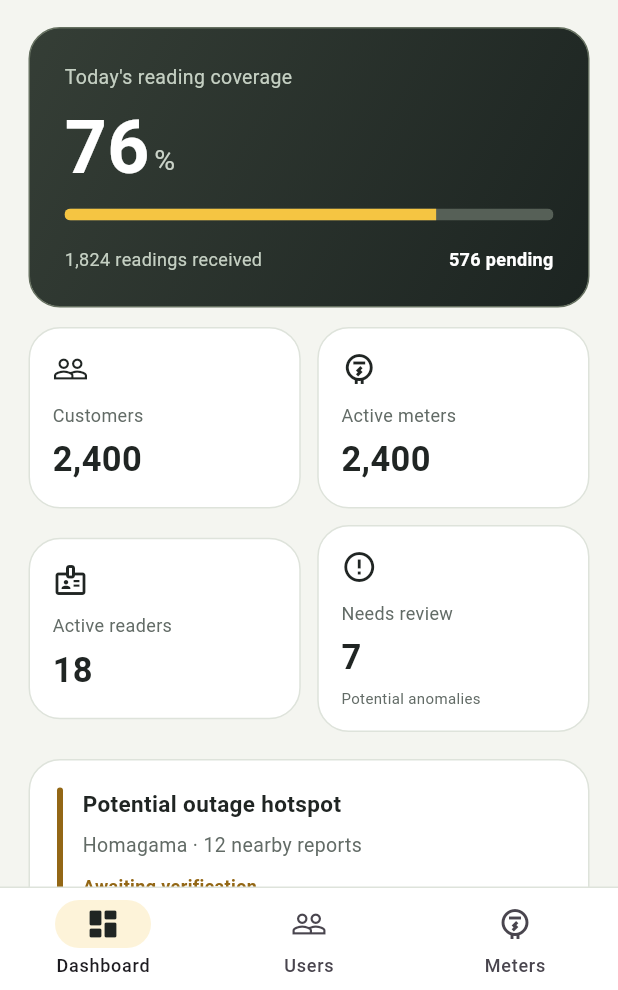
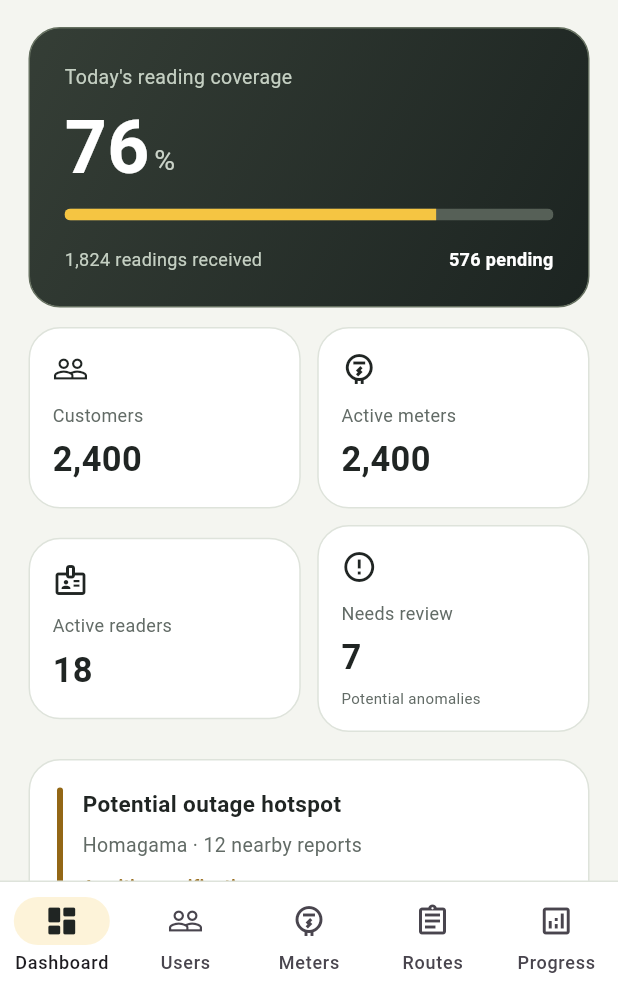
Before and after one commit to ShawindiDinuruvani/MeterMind, a Flutter app: the AdminDashboard screen opened directly, on a phone screen of 412 x 824 dp, the part 246-1236 px from its top. Run offline on Flutter 3.47's test engine with Material 3 defaults, Android fonts, the phone set to English and light mode, and no system bars.

Commit message:
Update MeterMind Admin UI

```diff
--- a/lib/admin/admin_dashboard.dart
+++ b/lib/admin/admin_dashboard.dart
@@ -1,9 +1,15 @@
 
 import 'package:flutter/material.dart';
+
 import 'manage_users.dart';
 import 'manage_meters.dart';
+import 'meter_reader_assignments.dart';
+import 'reading_progress.dart';
 
-// MeterMind Smart Energy Glass Colors
+// ============================================
+// MeterMind - Smart Energy Glass Theme
+// ============================================
+
 class MMColors {
   static const yellow = Color(0xFFF5C542);
   static const ink = Color(0xFF202523);
@@ -15,7 +21,10 @@ class MMColors {
   static const amber = Color(0xFF936715);
 }
 
-// Run Admin Dashboard independently
+// ============================================
+// Independent Admin App
+// ============================================
+
 void main() {
   runApp(const AdminApp());
 }
@@ -47,7 +56,9 @@ class AdminApp extends StatelessWidget {
           elevation: 0,
           shape: RoundedRectangleBorder(
             borderRadius: BorderRadius.circular(21),
-            side: const BorderSide(color: MMColors.line),
+            side: const BorderSide(
+              color: MMColors.line,
+            ),
           ),
         ),
       ),
@@ -56,11 +67,16 @@ class AdminApp extends StatelessWidget {
   }
 }
 
+// ============================================
+// Main Admin Navigation - 5 Pages
+// ============================================
+
 class AdminDashboard extends StatefulWidget {
   const AdminDashboard({super.key});
 
   @override
-  State<AdminDashboard> createState() => _AdminDashboardState();
+  State<AdminDashboard> createState() =>
+      _AdminDashboardState();
 }
 
 class _AdminDashboardState extends State<AdminDashboard> {
@@ -70,6 +86,8 @@ class _AdminDashboardState extends State<AdminDashboard> {
     DashboardHome(),
     ManageUsersPage(),
     ManageMetersPage(),
+    MeterReaderAssignmentsPage(),
+    ReadingProgressPage(),
   ];
 
   @override
@@ -84,15 +102,17 @@ class _AdminDashboardState extends State<AdminDashboard> {
         decoration: const BoxDecoration(
           color: Colors.white,
           border: Border(
-            top: BorderSide(color: MMColors.line),
+            top: BorderSide(
+              color: MMColors.line,
+            ),
           ),
         ),
         child: SafeArea(
           top: false,
           child: NavigationBar(
-            height: 68,
+            height: 72,
             backgroundColor: Colors.white,
-            indicatorColor: Color(0x33F5C542),
+            indicatorColor: const Color(0x33F5C542),
             selectedIndex: selectedIndex,
             labelBehavior:
                 NavigationDestinationLabelBehavior.alwaysShow,
@@ -119,12 +139,30 @@ class _AdminDashboardState extends State<AdminDashboard> {
                 label: 'Users',
               ),
               NavigationDestination(
-                icon: Icon(Icons.electric_meter_outlined),
+                icon: Icon(
+                  Icons.electric_meter_outlined,
+                ),
                 selectedIcon: Icon(
                   Icons.electric_meter,
                   color: MMColors.ink,
                 ),
                 label: 'Meters',
+              ),
+              NavigationDestination(
+                icon: Icon(Icons.assignment_outlined),
+                selectedIcon: Icon(
+                  Icons.assignment,
+                  color: MMColors.ink,
+                ),
+                label: 'Routes',
+              ),
+              NavigationDestination(
+                icon: Icon(Icons.analytics_outlined),
+                selectedIcon: Icon(
+                  Icons.analytics,
+                  color: MMColors.ink,
+                ),
+                label: 'Progress',
               ),
             ],
           ),
@@ -133,6 +171,10 @@ class _AdminDashboardState extends State<AdminDashboard> {
     );
   }
 }
+
+// ============================================
+// Dashboard Home Page
+// ============================================
 
 class DashboardHome extends StatelessWidget {
   const DashboardHome({super.key});
@@ -188,7 +230,12 @@ class DashboardHome extends StatelessWidget {
         ],
       ),
       body: ListView(
-        padding: const EdgeInsets.fromLTRB(19, 20, 19, 28),
+        padding: const EdgeInsets.fromLTRB(
+          19,
+          20,
+          19,
+          28,
+        ),
         children: [
           const Text(
             'SUPERVISOR WORKSPACE',
@@ -219,7 +266,10 @@ class DashboardHome extends StatelessWidget {
           ),
           const SizedBox(height: 18),
 
-          // Dark Glass Coverage Card
+          // =================================
+          // Reading Coverage Card
+          // =================================
+
           Container(
             padding: const EdgeInsets.all(23),
             decoration: BoxDecoration(
@@ -236,19 +286,21 @@ class DashboardHome extends StatelessWidget {
                 color: const Color(0xFF657060),
               ),
             ),
-            child: Column(
-              crossAxisAlignment: CrossAxisAlignment.start,
+            child: const Column(
+              crossAxisAlignment:
+                  CrossAxisAlignment.start,
               children: [
-                const Text(
+                Text(
                   "Today's reading coverage",
                   style: TextStyle(
                     color: Color(0xFFC5D0C3),
                     fontSize: 13,
                   ),
                 ),
-                const SizedBox(height: 10),
-                const Row(
-                  crossAxisAlignment: CrossAxisAlignment.end,
+                SizedBox(height: 10),
+                Row(
+                  crossAxisAlignment:
+                      CrossAxisAlignment.end,
                   children: [
                     Text(
                       '76',
@@ -274,20 +326,23 @@ class DashboardHome extends StatelessWidget {
                     ),
                   ],
                 ),
-                const SizedBox(height: 14),
+                SizedBox(height: 14),
                 ClipRRect(
-                  borderRadius: BorderRadius.circular(10),
-                  child: const LinearProgressIndicator(
+                  borderRadius:
+                      BorderRadius.all(Radius.circular(10)),
+                  child: LinearProgressIndicator(
                     value: 0.76,
                     minHeight: 8,
-                    backgroundColor: Color(0xFF566057),
-                    valueColor: AlwaysStoppedAnimation<Color>(
+                    backgroundColor:
+                        Color(0xFF566057),
+                    valueColor:
+                        AlwaysStoppedAnimation<Color>(
                       MMColors.yellow,
                     ),
                   ),
                 ),
-                const SizedBox(height: 17),
-                const Row(
+                SizedBox(height: 17),
+                Row(
                   mainAxisAlignment:
                       MainAxisAlignment.spaceBetween,
                   children: [
@@ -316,7 +371,10 @@ class DashboardHome extends StatelessWidget {
 
           const SizedBox(height: 13),
 
-          // Statistics Grid
+          // =================================
+          // Statistics Cards
+          // =================================
+
           const Row(
             children: [
               Expanded(
@@ -331,7 +389,8 @@ class DashboardHome extends StatelessWidget {
                 child: _StatCard(
                   title: 'Active meters',
                   value: '2,400',
-                  icon: Icons.electric_meter_outlined,
+                  icon:
+                      Icons.electric_meter_outlined,
                 ),
               ),
             ],
@@ -360,23 +419,30 @@ class DashboardHome extends StatelessWidget {
 
           const SizedBox(height: 18),
 
+          // =================================
           // Outage Alert
+          // =================================
+
           Container(
             padding: const EdgeInsets.all(18),
             decoration: BoxDecoration(
               color: Colors.white,
               borderRadius: BorderRadius.circular(21),
-              border: Border.all(color: MMColors.line),
+              border: Border.all(
+                color: MMColors.line,
+              ),
             ),
             child: Row(
-              crossAxisAlignment: CrossAxisAlignment.start,
+              crossAxisAlignment:
+                  CrossAxisAlignment.start,
               children: [
                 Container(
                   width: 4,
                   height: 90,
                   decoration: BoxDecoration(
                     color: MMColors.amber,
-                    borderRadius: BorderRadius.circular(4),
+                    borderRadius:
+                        BorderRadius.circular(4),
                   ),
                 ),
                 const SizedBox(width: 13),
@@ -418,6 +484,11 @@ class DashboardHome extends StatelessWidget {
           ),
 
           const SizedBox(height: 24),
+
+          // =================================
+          // Quick Actions
+          // =================================
+
           const Text(
             'Quick Actions',
             style: TextStyle(
@@ -428,7 +499,6 @@ class DashboardHome extends StatelessWidget {
           ),
           const SizedBox(height: 12),
 
-          // Working navigation to existing pages
           _ActionButton(
             title: 'Manage Users',
             icon: Icons.people_outline,
@@ -436,12 +506,14 @@ class DashboardHome extends StatelessWidget {
               Navigator.push(
                 context,
                 MaterialPageRoute(
-                  builder: (_) => const ManageUsersPage(),
+                  builder: (_) =>
+                      const ManageUsersPage(),
                 ),
               );
             },
           ),
           const SizedBox(height: 10),
+
           _ActionButton(
             title: 'Manage Meters',
             icon: Icons.electric_meter_outlined,
@@ -449,13 +521,49 @@ class DashboardHome extends StatelessWidget {
               Navigator.push(
                 context,
                 MaterialPageRoute(
-                  builder: (_) => const ManageMetersPage(),
+                  builder: (_) =>
+                      const ManageMetersPage(),
+                ),
+              );
+            },
+          ),
+          const SizedBox(height: 10),
+
+          _ActionButton(
+            title: 'Reader Assignments',
+            icon: Icons.assignment_outlined,
+            onTap: () {
+              Navigator.push(
+                context,
+                MaterialPageRoute(
+                  builder: (_) =>
+                      const MeterReaderAssignmentsPage(),
+                ),
+              );
+            },
+          ),
+          const SizedBox(height: 10),
+
+          _ActionButton(
+            title: 'Reading Progress',
+            icon: Icons.analytics_outlined,
+            onTap: () {
+              Navigator.push(
+                context,
+                MaterialPageRoute(
+                  builder: (_) =>
+                      const ReadingProgressPage(),
                 ),
               );
             },
           ),
 
           const SizedBox(height: 24),
+
+          // =================================
+          // Recent Activity
+          // =================================
+
           const Text(
             'Recent Activity',
             style: TextStyle(
@@ -465,6 +573,7 @@ class DashboardHome extends StatelessWidget {
             ),
           ),
           const SizedBox(height: 12),
+
           Container(
             padding: const EdgeInsets.symmetric(
               horizontal: 16,
@@ -473,7 +582,9 @@ class DashboardHome extends StatelessWidget {
             decoration: BoxDecoration(
               color: Colors.white,
               borderRadius: BorderRadius.circular(21),
-              border: Border.all(color: MMColors.line),
+              border: Border.all(
+                color: MMColors.line,
+              ),
             ),
             child: const Column(
               children: [
@@ -489,7 +600,8 @@ class DashboardHome extends StatelessWidget {
                       fontWeight: FontWeight.w600,
                     ),
                   ),
-                  subtitle: Text('Route completion'),
+                  subtitle:
+                      Text('Route completion'),
                   trailing: Text(
                     '28 / 40',
                     style: TextStyle(
@@ -497,7 +609,10 @@ class DashboardHome extends StatelessWidget {
                     ),
                   ),
                 ),
-                Divider(color: MMColors.line, height: 1),
+                Divider(
+                  color: MMColors.line,
+                  height: 1,
+                ),
                 ListTile(
                   contentPadding: EdgeInsets.zero,
                   leading: Icon(
@@ -510,7 +625,8 @@ class DashboardHome extends StatelessWidget {
                       fontWeight: FontWeight.w600,
                     ),
                   ),
-                  subtitle: Text('Latest outage report'),
+                  subtitle:
+                      Text('Latest outage report'),
                   trailing: Text(
                     '14:32',
                     style: TextStyle(
@@ -521,7 +637,9 @@ class DashboardHome extends StatelessWidget {
               ],
             ),
           ),
+
           const SizedBox(height: 15),
+
           const Center(
             child: Text(
               'Demo data · Backend not connected',
@@ -536,6 +654,10 @@ class DashboardHome extends StatelessWidget {
     );
   }
 }
+
+// ============================================
+// Statistics Card Widget
+// ============================================
 
 class _StatCard extends StatelessWidget {
   final String title;
@@ -557,12 +679,19 @@ class _StatCard extends StatelessWidget {
       decoration: BoxDecoration(
         color: Colors.white,
         borderRadius: BorderRadius.circular(21),
-        border: Border.all(color: MMColors.line),
+        border: Border.all(
+          color: MMColors.line,
+        ),
       ),
       child: Column(
-        crossAxisAlignment: CrossAxisAlignment.start,
+        crossAxisAlignment:
+            CrossAxisAlignment.start,
         children: [
-          Icon(icon, color: MMColors.ink, size: 24),
+          Icon(
+            icon,
+            color: MMColors.ink,
+            size: 24,
+          ),
           const SizedBox(height: 10),
           Text(
             title,
@@ -596,6 +725,10 @@ class _StatCard extends StatelessWidget {
   }
 }
 
+// ============================================
+// Yellow Quick Action Button
+// ============================================
+
 class _ActionButton extends StatelessWidget {
   final String title;
   final IconData icon;
@@ -622,7 +755,10 @@ class _ActionButton extends StatelessWidget {
           ),
           child: Row(
             children: [
-              Icon(icon, color: MMColors.ink),
+              Icon(
+                icon,
+                color: MMColors.ink,
+              ),
               const SizedBox(width: 12),
               Expanded(
                 child: Text(
```
